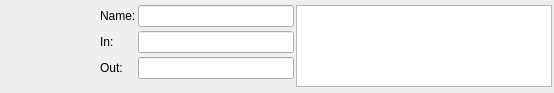
First picture: the form in app/ui/Forms/markerwidget.ui, repository locness3/chestnut, before the edit.
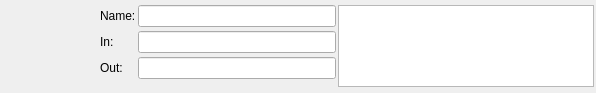
Second picture: the form after the edit.

Patch:
```diff
--- a/app/ui/Forms/markerwidget.ui
+++ b/app/ui/Forms/markerwidget.ui
@@ -6,7 +6,7 @@
    <rect>
     <x>0</x>
     <y>0</y>
-    <width>554</width>
+    <width>596</width>
     <height>93</height>
    </rect>
   </property>
```
Left out of the diff: 2 changed lines with no effect on the pictures.
